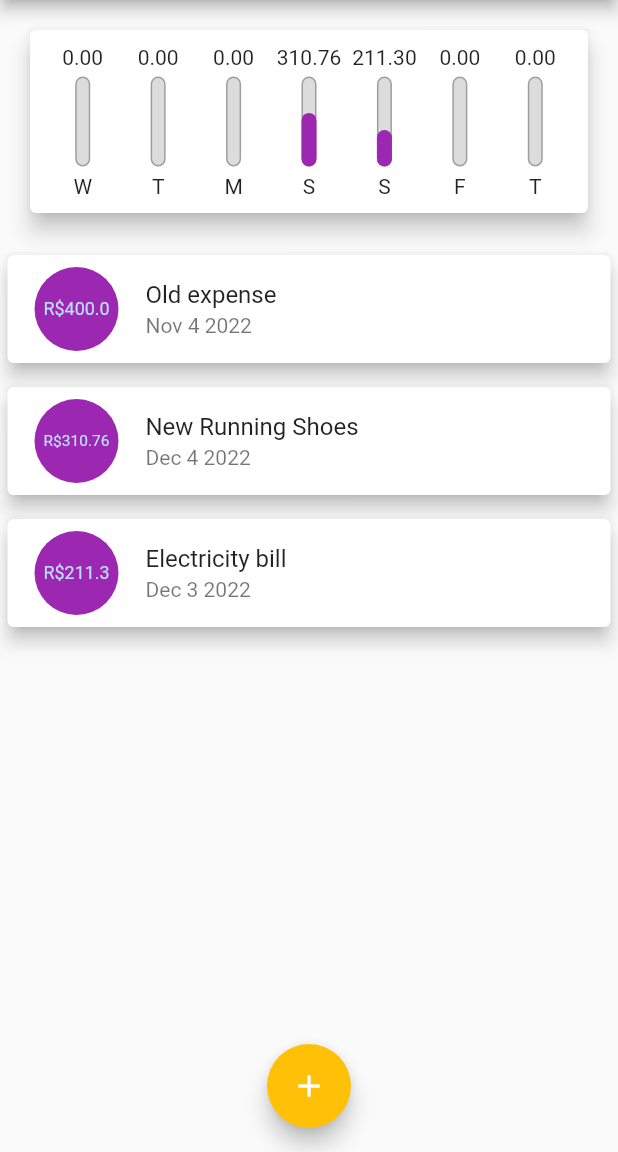
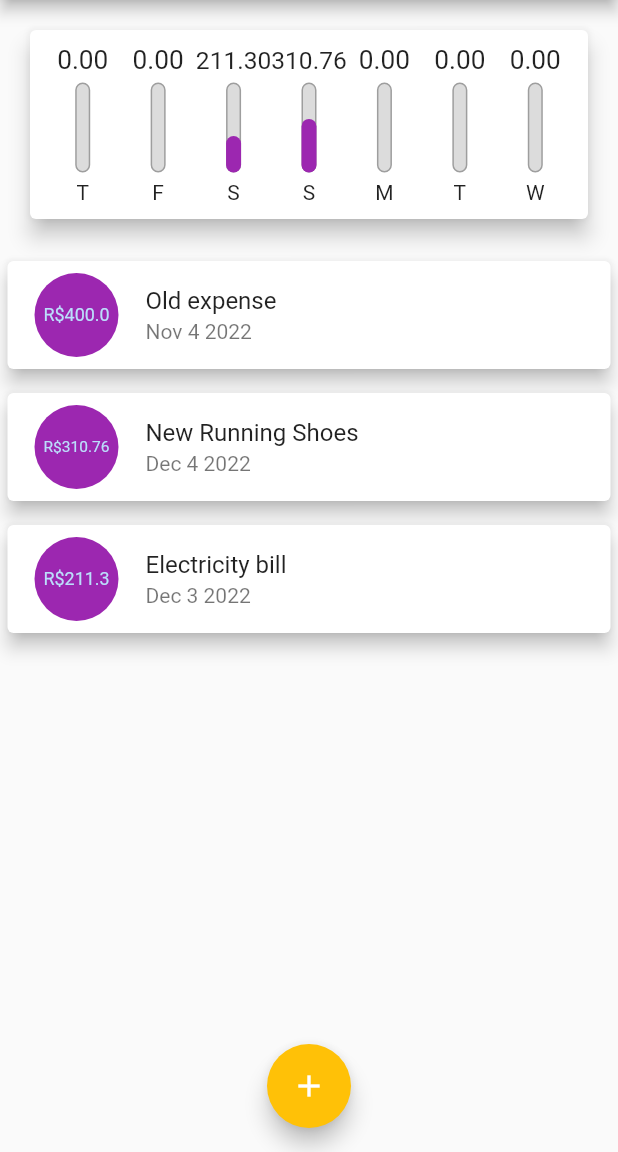
Before and after one commit to santclear/expenses, a Flutter app: the screen it shows after launch, on a phone screen of 412 x 824 dp, the part 84-1236 px from its top. Run offline on Flutter 3.47's test engine with Material 2 defaults, Android fonts, the phone set to English and light mode, and no system bars.

Commit message:
37 - Chart aligned.

```diff
--- a/lib/components/chart.dart
+++ b/lib/components/chart.dart
@@ -30,7 +30,7 @@ class Chart extends StatelessWidget {
         'day': DateFormat.E().format(weekDay)[0],
         'value': totalSum,
       };
-    });
+    }).reversed.toList();
   }
 
   double get _weekTotalValue {
--- a/lib/components/chart_bar.dart
+++ b/lib/components/chart_bar.dart
@@ -16,8 +16,11 @@ class ChartBar extends StatelessWidget {
   Widget build(BuildContext context) {
     return Column(
       children: <Widget>[
-        FittedBox(
-          child: Text('${value.toStringAsFixed(2)}'),
+        SizedBox(
+          height: 20,
+          child: FittedBox(
+            child: Text(value.toStringAsFixed(2)),
+          ),
         ),
         const SizedBox(height: 5),
         SizedBox(
```
